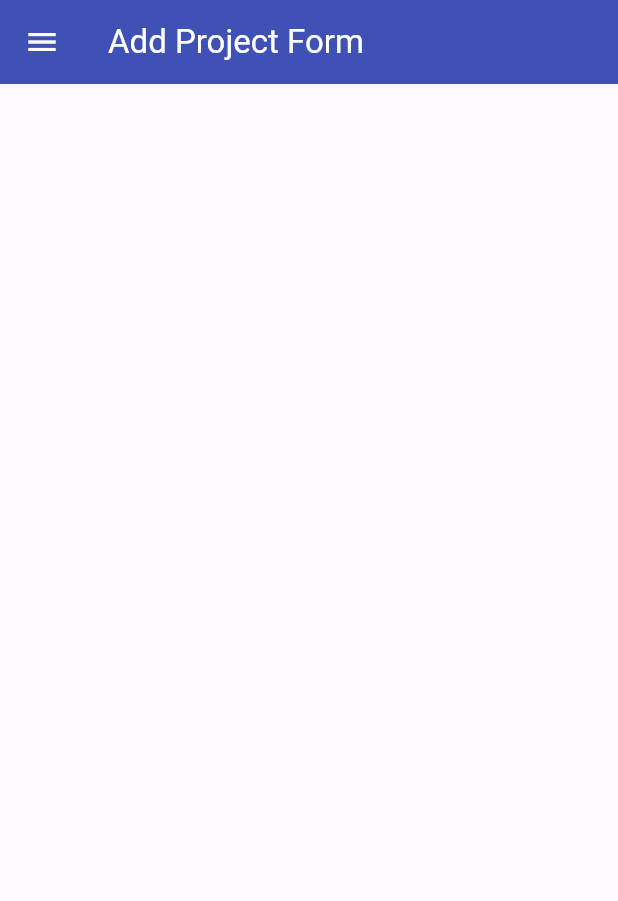
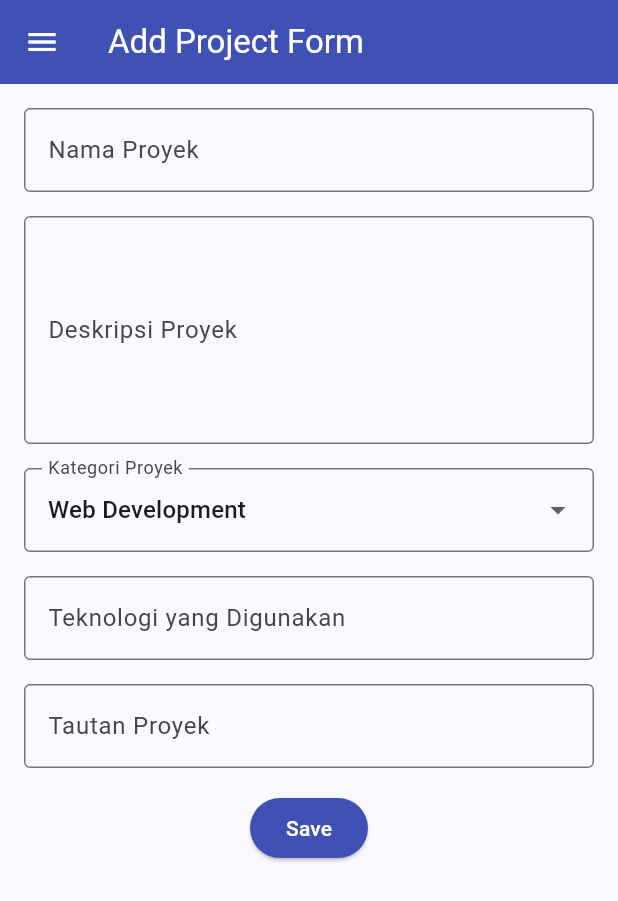
Before and after one commit to KhalishahNafisah/myportofolio_mobile, a Flutter app: the screen it shows after launch, in the side drawer, after a tap on "Add Project", on a phone screen of 412 x 824 dp. Shown: the top 901 px of the screen. Run offline on Flutter 3.47's test engine with Material 3 defaults, Android fonts, the phone set to English and light mode, and no system bars.

Commit message:
feat: Menambahkan form proyek dengan validasi dan dialog

```diff
--- a/lib/project_form.dart
+++ b/lib/project_form.dart
@@ -11,6 +11,32 @@ class ProjectFormPage extends StatefulWidget {
 class _ProjectFormPageState extends State<ProjectFormPage> {
   final _formKey = GlobalKey<FormState>();
 
+  String _projectName = '';
+  String _description = '';
+  String _category = 'Web Development';
+  String _technologies = '';
+  String _projectLink = '';
+
+  final List<String> _categories = [
+    'Web Development',
+    'Mobile Development',
+    'Machine Learning',
+    'Data Science',
+    'Other',
+  ];
+
+  void _resetForm() {
+    _formKey.currentState!.reset();
+
+    setState(() {
+      _projectName = '';
+      _description = '';
+      _category = 'Web Development';
+      _technologies = '';
+      _projectLink = '';
+    });
+  }
+
   @override
   Widget build(BuildContext context) {
     return Scaffold(
@@ -22,9 +48,146 @@ class _ProjectFormPageState extends State<ProjectFormPage> {
       drawer: const LeftDrawer(),
       body: Form(
         key: _formKey,
-        child: const SingleChildScrollView(
+        child: SingleChildScrollView(
+          padding: const EdgeInsets.all(16),
           child: Column(
-            children: [],
+            crossAxisAlignment: CrossAxisAlignment.start,
+            children: [
+              TextFormField(
+                decoration: const InputDecoration(
+                  labelText: 'Nama Proyek',
+                  hintText: 'Nama Proyek',
+                  border: OutlineInputBorder(),
+                ),
+                onChanged: (value) {
+                  setState(() {
+                    _projectName = value;
+                  });
+                },
+                validator: (value) {
+                  if (value == null || value.trim().isEmpty) {
+                    return 'Nama proyek tidak boleh kosong!';
+                  }
+                  return null;
+                },
+              ),
+              const SizedBox(height: 16),
+              TextFormField(
+                maxLines: 5,
+                decoration: const InputDecoration(
+                  labelText: 'Deskripsi Proyek',
+                  hintText: 'Deskripsi Proyek',
+                  border: OutlineInputBorder(),
+                ),
+                onChanged: (value) {
+                  setState(() {
+                    _description = value;
+                  });
+                },
+                validator: (value) {
+                  if (value == null || value.trim().isEmpty) {
+                    return 'Deskripsi proyek tidak boleh kosong!';
+                  }
+                  return null;
+                },
+              ),
+              const SizedBox(height: 16),
+              DropdownButtonFormField<String>(
+                initialValue: 'Web Development',
+                decoration: const InputDecoration(
+                  labelText: 'Kategori Proyek',
+                  border: OutlineInputBorder(),
+                ),
+                items: _categories.map((category) {
+                  return DropdownMenuItem<String>(
+                    value: category,
+                    child: Text(category),
+                  );
+                }).toList(),
+                onChanged: (value) {
+                  if (value == null) return;
+
+                  setState(() {
+                    _category = value;
+                  });
+                },
+              ),
+              const SizedBox(height: 16),
+              TextFormField(
+                decoration: const InputDecoration(
+                  labelText: 'Teknologi yang Digunakan',
+                  hintText: 'Contoh: Flutter, Django, Figma',
+                  border: OutlineInputBorder(),
+                ),
+                onChanged: (value) {
+                  setState(() {
+                    _technologies = value;
+                  });
+                },
+              ),
+              const SizedBox(height: 16),
+              TextFormField(
+                keyboardType: TextInputType.url,
+                decoration: const InputDecoration(
+                  labelText: 'Tautan Proyek',
+                  hintText: 'URL Proyek (opsional)',
+                  border: OutlineInputBorder(),
+                ),
+                onChanged: (value) {
+                  setState(() {
+                    _projectLink = value;
+                  });
+                },
+              ),
+              const SizedBox(height: 16),
+              Align(
+                alignment: Alignment.center,
+                child: ElevatedButton(
+                  style: ElevatedButton.styleFrom(
+                    backgroundColor: Colors.indigo,
+                    foregroundColor: Colors.white,
+                  ),
+                  onPressed: () {
+                    if (!_formKey.currentState!.validate()) return;
+
+                    showDialog(
+                      context: context,
+                      builder: (dialogContext) {
+                        return AlertDialog(
+                          title: const Text(
+                            'Proyek berhasil ditambahkan!',
+                          ),
+                          content: SingleChildScrollView(
+                            child: Column(
+                              mainAxisSize: MainAxisSize.min,
+                              crossAxisAlignment:
+                                  CrossAxisAlignment.start,
+                              children: [
+                                Text('Nama Proyek: $_projectName'),
+                                Text('Deskripsi: $_description'),
+                                Text('Kategori: $_category'),
+                                Text('Teknologi: $_technologies'),
+                                Text('Tautan: $_projectLink'),
+                              ],
+                            ),
+                          ),
+                          actions: [
+                            TextButton(
+                              onPressed: () {
+                                Navigator.pop(dialogContext);
+                                _resetForm();
+                              },
+                              child: const Text('OK'),
+                            ),
+                          ],
+                        );
+                      },
+                    );
+                  },
+                  child: const Text('Save'),
+                ),
+              ),
+            ],
           ),
         ),
       ),
```
